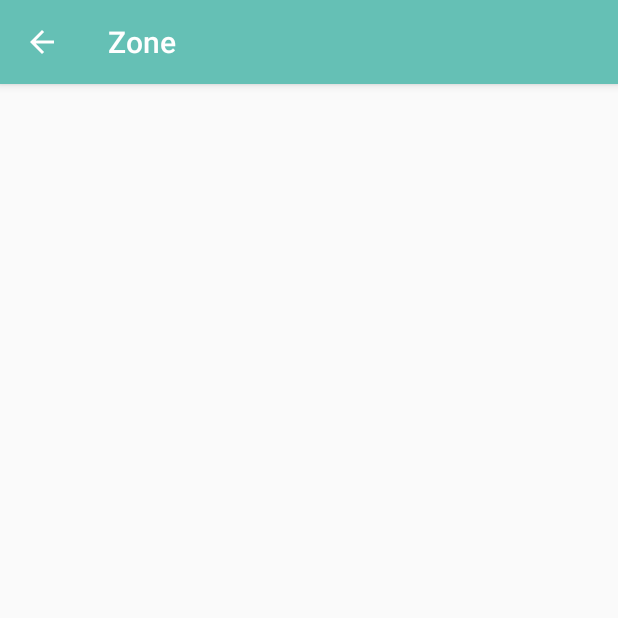
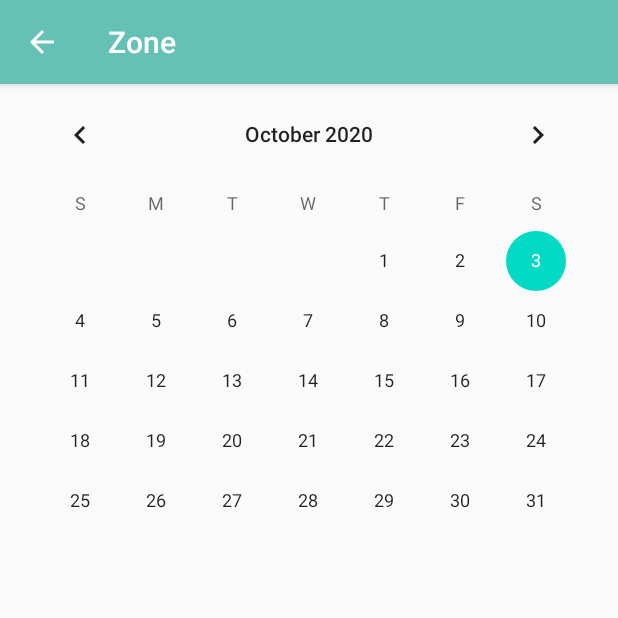
Before and after one commit to hhh131/Y-Reservation-App, an Android app: the seminar screen opened directly, with no data from a screen before it, on a phone screen of 412 x 824 dp, the top half of it. Run offline under Robolectric (Android 15) with nearby library versions, the phone set to English and light mode, and no system bars.

Commit message:
CalendarView add

```diff
--- a/app/src/main/res/layout/activity_seminar.xml
+++ b/app/src/main/res/layout/activity_seminar.xml
@@ -1,9 +1,26 @@
 <?xml version="1.0" encoding="utf-8"?>
+
 <androidx.constraintlayout.widget.ConstraintLayout xmlns:android="http://schemas.android.com/apk/res/android"
     xmlns:app="http://schemas.android.com/apk/res-auto"
+
     xmlns:tools="http://schemas.android.com/tools"
     android:layout_width="match_parent"
-    android:layout_height="match_parent"
-    tools:context=".Room.seminar">
+    android:layout_height="wrap_content"
+    android:orientation="vertical" >
+
+
+    <CalendarView
+        android:id="@+id/calendarView"
+        android:layout_width="match_parent"
+        android:layout_height="match_parent"
+        android:layout_marginStart="8dp"
+        android:layout_marginLeft="8dp"
+        android:layout_marginEnd="8dp"
+        android:layout_marginRight="8dp"
+        app:layout_constraintEnd_toEndOf="parent"
+        app:layout_constraintHorizontal_bias="0.666"
+        app:layout_constraintStart_toStartOf="parent"
+        tools:layout_editor_absoluteY="30dp" />
+
 
 </androidx.constraintlayout.widget.ConstraintLayout>
```
